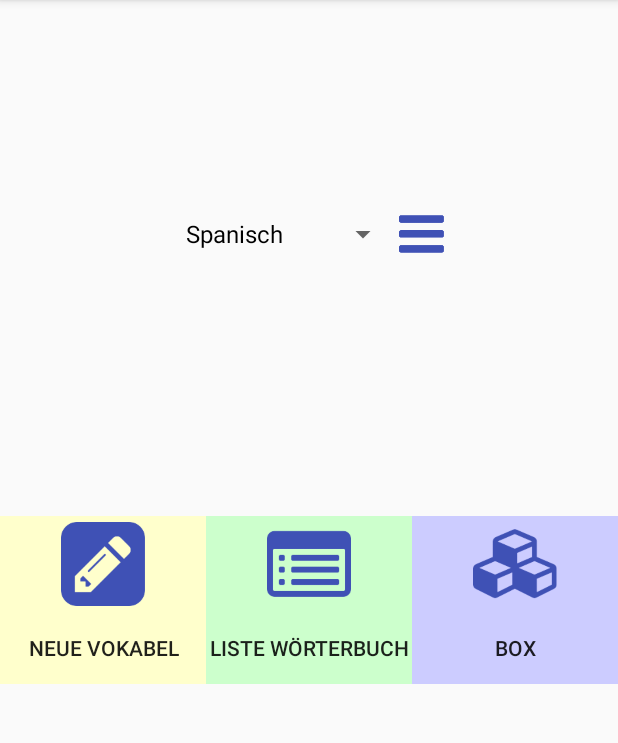
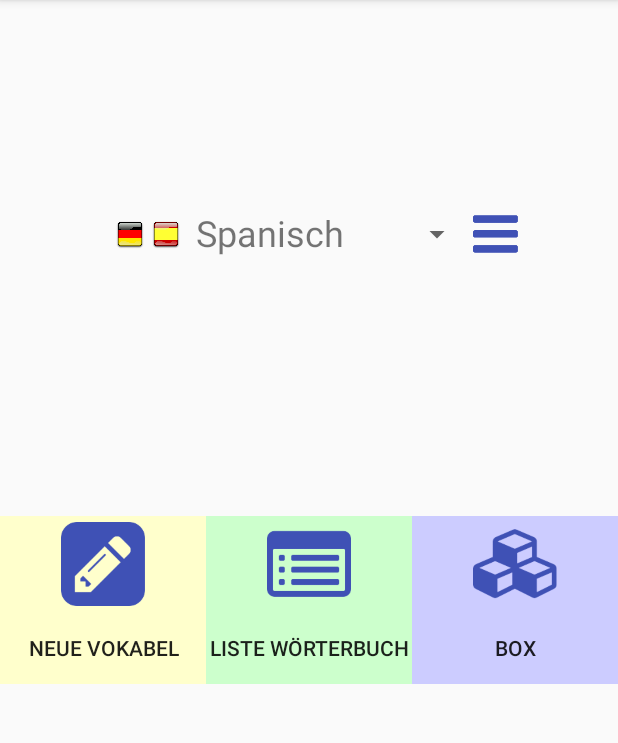
Before and after one commit to CarstenKarbach/VoBox, an Android app: the screen it shows after launch (StarterActivity), on a phone screen of 412 x 824 dp, the part 84-827 px from its top. Run offline under Robolectric (Android 15) with nearby library versions, the phone set to English and light mode, and no system bars.

Commit message:
Add flags to dictionary chooser

```diff
--- a/app/src/main/java/de/karbach/superapp/StarterFragment.java
+++ b/app/src/main/java/de/karbach/superapp/StarterFragment.java
@@ -30,11 +30,16 @@ import android.view.View;
 import android.view.ViewGroup;
 import android.widget.AdapterView;
 import android.widget.ArrayAdapter;
+import android.widget.BaseAdapter;
 import android.widget.Button;
 import android.widget.ImageButton;
+import android.widget.ImageView;
 import android.widget.PopupMenu;
 import android.widget.Spinner;
+import android.widget.TextView;
 import android.widget.Toast;
+
+import java.util.List;
 
 import de.karbach.superapp.data.Dictionary;
 import de.karbach.superapp.data.DictionaryManagement;
@@ -48,11 +53,66 @@ import de.karbach.superapp.data.DictionaryManagement;
  */
 public class StarterFragment extends Fragment {
 
+    private class DictionaryAdapter extends BaseAdapter {
+
+        private String[] dictNames;
+
+        public DictionaryAdapter(String[] dictNames) {
+            this.dictNames = dictNames;
+        }
+
+        @Override
+        public int getCount() {
+            return dictNames.length;
+        }
+
+        @Override
+        public Object getItem(int i) {
+            return dictNames[i];
+        }
+
+        @Override
+        public long getItemId(int i) {
+            return i;
+        }
+
+        @Override
+        public View getView(int position, View convertView, ViewGroup parent) {
+            if(convertView == null){
+                convertView = getActivity().getLayoutInflater().inflate(R.layout.flagdict_item, parent, false);
+            }
+
+            TextView name = (TextView) convertView.findViewById(R.id.dict_name);
+            ImageView flag1 = (ImageView) convertView.findViewById(R.id.flagview1);
+            ImageView flag2 = (ImageView) convertView.findViewById(R.id.flagview2);
+
+            String nameValue = dictNames[position];
+
+            DictionaryManagement dm = DictionaryManagement.getInstance(getActivity());
+            Dictionary dict = dm.getDictionary(nameValue);
+
+            if(dict != null) {
+                int r1 = PictureHelper.getDrawableResourceForLanguage(dict.getBaseLanguage());
+                if (flag1 != null) {
+                    flag1.setImageResource(r1);
+                }
+                int r2 = PictureHelper.getDrawableResourceForLanguage(dict.getLanguage());
+                if (flag2 != null) {
+                    flag2.setImageResource(r2);
+                }
+
+                name.setText(nameValue);
+            }
+
+            return convertView;
+        }
+    }
+
     private void updateSelectedDictionary(Spinner select){
         DictionaryManagement dm = DictionaryManagement.getInstance(getActivity());
 
-        ArrayAdapter<CharSequence> dictChoose = new ArrayAdapter<CharSequence>(getActivity(), android.R.layout.simple_spinner_dropdown_item, dm.readDictionaryArray() );
-        select.setAdapter(dictChoose);
+        DictionaryAdapter dapter = new DictionaryAdapter(dm.readDictionaryArray());
+        select.setAdapter(dapter);
 
         Dictionary selectedDict = dm.getSelectedDictionary();
         if(selectedDict != null) {
--- /dev/null
+++ b/app/src/main/res/layout/flagdict_item.xml
@@ -0,0 +1,38 @@
+<?xml version="1.0" encoding="utf-8"?>
+<LinearLayout xmlns:android="http://schemas.android.com/apk/res/android"
+              android:orientation="horizontal"
+              android:layout_width="wrap_content"
+              android:layout_height="wrap_content"
+              android:weightSum="100"
+              android:padding="8dp"
+    >
+
+    <ImageView
+        android:layout_width="24dp"
+        android:layout_height="24dp"
+        android:src="@drawable/flag_german"
+        android:scaleType="fitCenter"
+        android:id="@+id/flagview1"
+        android:layout_gravity="center_vertical"
+        />
+
+    <ImageView
+        android:layout_width="24dp"
+        android:layout_height="24dp"
+        android:src="@drawable/flag_swedish"
+        android:scaleType="fitCenter"
+        android:id="@+id/flagview2"
+        android:layout_gravity="center_vertical"
+        />
+
+    <TextView
+        android:layout_width="wrap_content"
+        android:textSize="24dp"
+        android:layout_height="wrap_content"
+        android:text="Wörterbuch"
+        android:id="@+id/dict_name"
+        android:paddingLeft="8dp"
+        android:paddingBottom="2dp"
+        android:layout_gravity="center_vertical"
+        />
+</LinearLayout>
--- a/app/src/main/res/layout/starter_fragment.xml
+++ b/app/src/main/res/layout/starter_fragment.xml
@@ -12,6 +12,7 @@
         android:layout_weight="50"
         android:layout_gravity="center_vertical|center_horizontal"
         android:orientation="horizontal"
+        android:weightSum="100"
         >
         <Spinner
             android:id="@+id/language_selection"
```
